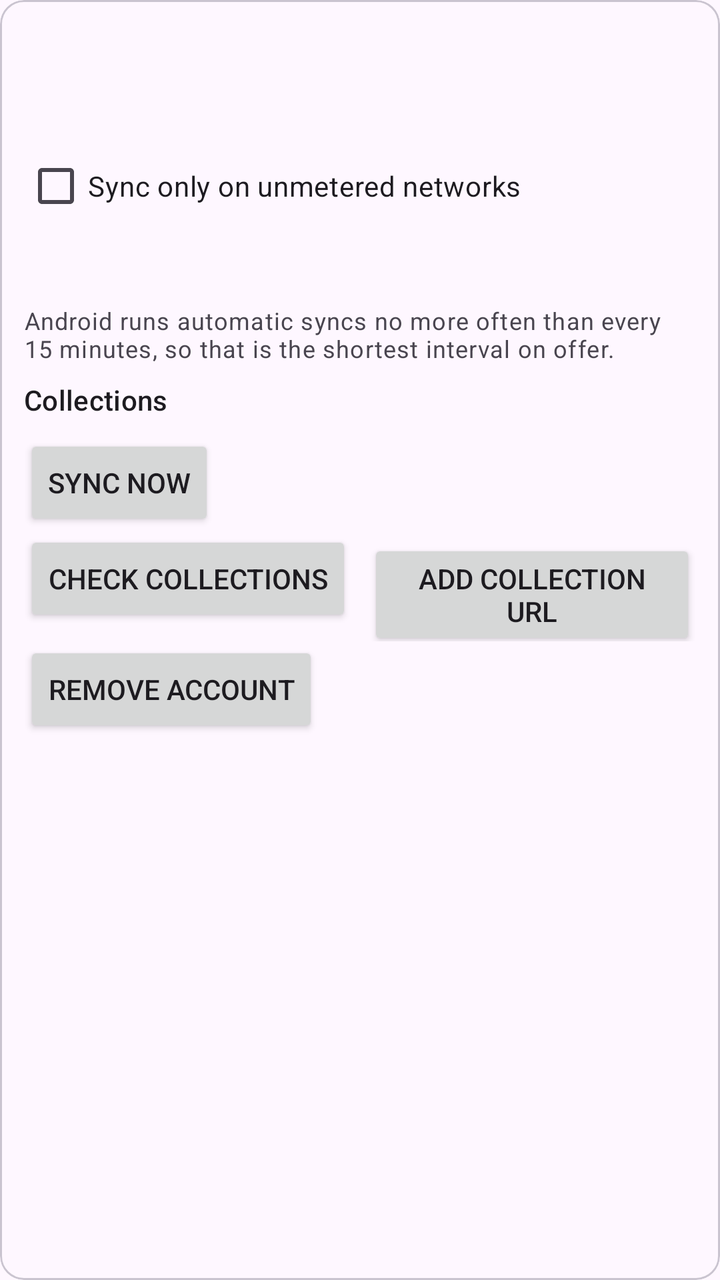
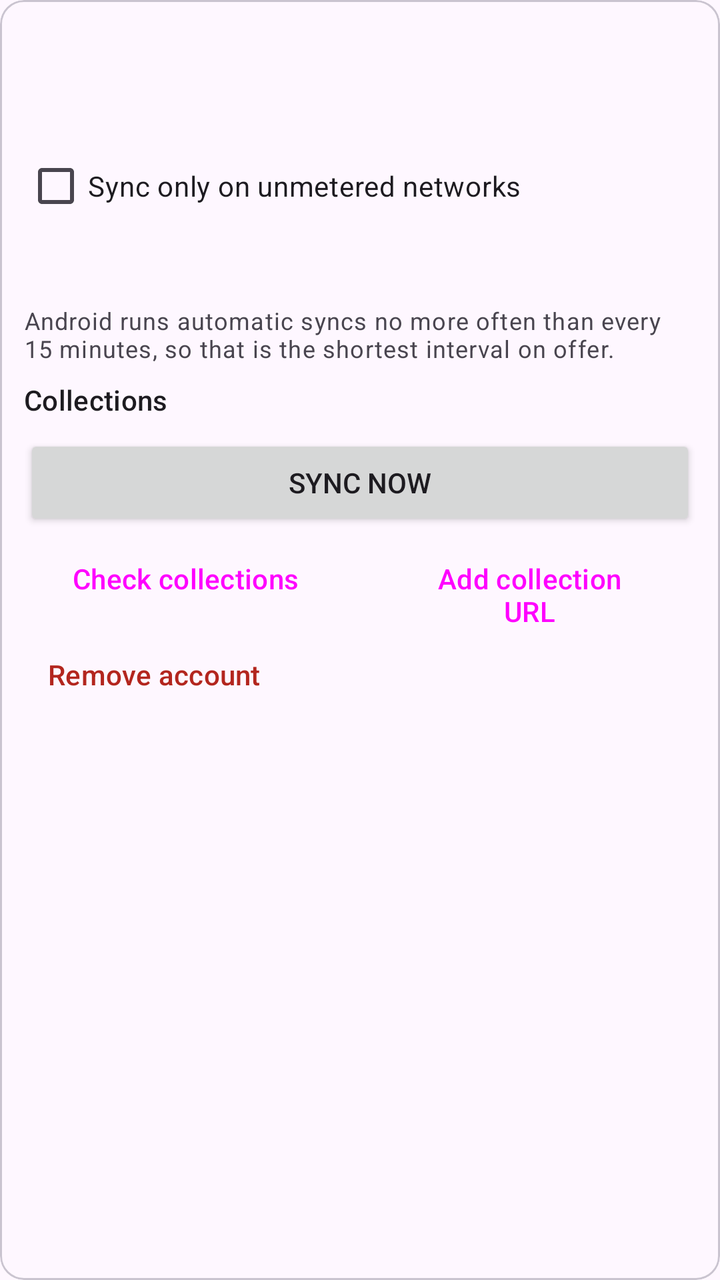

Compare the two renders of this Android layout. The source of the first and the diff that turns it into the second are given below.
<!-- AndroidManifest.xml: application theme Theme.DavProvider -->
<!-- res/layout/row_account.xml -->
<?xml version="1.0" encoding="utf-8"?>
<com.google.android.material.card.MaterialCardView xmlns:android="http://schemas.android.com/apk/res/android"
    android:layout_width="match_parent"
    android:layout_height="wrap_content"
    android:layout_marginBottom="12dp">

    <LinearLayout
        android:layout_width="match_parent"
        android:layout_height="wrap_content"
        android:orientation="vertical"
        android:padding="12dp">

        <TextView
            android:id="@+id/account_label"
            android:layout_width="match_parent"
            android:layout_height="wrap_content"
            android:textAppearance="?attr/textAppearanceTitleMedium" />

        <TextView
            android:id="@+id/account_status"
            android:layout_width="match_parent"
            android:layout_height="wrap_content"
            android:textAppearance="?attr/textAppearanceBodyMedium" />

        <TextView
            android:id="@+id/account_last_sync"
            android:layout_width="match_parent"
            android:layout_height="wrap_content"
            android:textAppearance="?attr/textAppearanceBodySmall" />

        <TextView
            android:id="@+id/account_certificate"
            android:layout_width="match_parent"
            android:layout_height="wrap_content"
            android:textAppearance="?attr/textAppearanceBodySmall"
            android:visibility="gone" />

        <CheckBox
            android:id="@+id/account_unmetered_only"
            android:layout_width="match_parent"
            android:layout_height="wrap_content"
            android:text="@string/sync_only_unmetered" />

        
        <TextView
            android:id="@+id/account_interval"
            android:layout_width="match_parent"
            android:layout_height="wrap_content"
            android:background="?attr/selectableItemBackground"
            android:clickable="true"
            android:focusable="true"
            android:paddingTop="8dp"
            android:paddingBottom="8dp"
            android:textAppearance="?attr/textAppearanceBodyMedium" />

        
        <TextView
            android:id="@+id/account_interval_note"
            android:layout_width="match_parent"
            android:layout_height="wrap_content"
            android:text="@string/sync_interval_note"
            android:textAppearance="?attr/textAppearanceBodySmall" />

        <LinearLayout
            android:id="@+id/account_wifi"
            android:layout_width="match_parent"
            android:layout_height="wrap_content"
            android:gravity="center_vertical"
            android:orientation="horizontal"
            android:visibility="gone">

            <TextView
                android:layout_width="0dp"
                android:layout_height="wrap_content"
                android:layout_weight="1"
                android:text="@string/waiting_for_wifi"
                android:textAppearance="?attr/textAppearanceBodySmall" />

            <Button
                android:id="@+id/account_sync_anyway"
                android:layout_width="wrap_content"
                android:layout_height="wrap_content"
                android:text="@string/sync_anyway" />
        </LinearLayout>

        
        <LinearLayout
            android:id="@+id/account_battery"
            android:layout_width="match_parent"
            android:layout_height="wrap_content"
            android:orientation="vertical"
            android:visibility="gone">

            <TextView
                android:id="@+id/account_battery_evidence"
                android:layout_width="match_parent"
                android:layout_height="wrap_content"
                android:textAppearance="?attr/textAppearanceBodySmall" />

            <LinearLayout
                android:layout_width="match_parent"
                android:layout_height="wrap_content"
                android:orientation="horizontal">

                <Button
                    android:id="@+id/account_battery_request"
                    android:layout_width="wrap_content"
                    android:layout_height="wrap_content"
                    android:text="@string/battery_exempt" />

                <Button
                    android:id="@+id/account_battery_dismiss"
                    android:layout_width="wrap_content"
                    android:layout_height="wrap_content"
                    android:layout_marginStart="8dp"
                    android:text="@string/battery_dismiss" />
            </LinearLayout>
        </LinearLayout>

        <TextView
            android:layout_width="match_parent"
            android:layout_height="wrap_content"
            android:layout_marginTop="8dp"
            android:text="@string/collections"
            android:textAppearance="?attr/textAppearanceTitleSmall" />

        <TextView
            android:id="@+id/account_no_collections"
            android:layout_width="match_parent"
            android:layout_height="wrap_content"
            android:text="@string/no_collections"
            android:textAppearance="?attr/textAppearanceBodySmall"
            android:visibility="gone" />

        <LinearLayout
            android:id="@+id/account_collections"
            android:layout_width="match_parent"
            android:layout_height="wrap_content"
            android:orientation="vertical" />

        <LinearLayout
            android:layout_width="match_parent"
            android:layout_height="wrap_content"
            android:layout_marginTop="8dp"
            android:orientation="horizontal">

            <Button
                android:id="@+id/account_sync_now"
                android:layout_width="wrap_content"
                android:layout_height="wrap_content"
                android:text="@string/sync_now" />

            <Button
                android:id="@+id/account_diagnose"
                android:layout_width="wrap_content"
                android:layout_height="wrap_content"
                android:layout_marginStart="8dp"
                android:text="@string/diagnose"
                android:visibility="gone" />
        </LinearLayout>

        <LinearLayout
            android:layout_width="match_parent"
            android:layout_height="wrap_content"
            android:orientation="horizontal">

            <Button
                android:id="@+id/account_refresh_collections"
                android:layout_width="wrap_content"
                android:layout_height="wrap_content"
                android:text="@string/refresh_collections" />

            <Button
                android:id="@+id/account_add_collection"
                android:layout_width="wrap_content"
                android:layout_height="wrap_content"
                android:layout_marginStart="8dp"
                android:text="@string/add_collection" />

        </LinearLayout>

        <Button
            android:id="@+id/account_remove"
            android:layout_width="wrap_content"
            android:layout_height="wrap_content"
            android:text="@string/remove_account" />

    </LinearLayout>
</com.google.android.material.card.MaterialCardView>
<!-- resources referenced by this layout -->
<resources>
  <string name="add_collection">Add collection URL</string>
  <string name="battery_dismiss">Don\'t ask again</string>
  <string name="battery_exempt">Ask for exemption</string>
  <string name="collections">Collections</string>
  <string name="diagnose">Diagnose</string>
  <string name="no_collections">No Collections stored. Check collections to find them on the server, or add a Collection URL directly.</string>
  <string name="refresh_collections">Check collections</string>
  <string name="remove_account">Remove account</string>
  <string name="sync_anyway">Sync anyway</string>
  <string name="sync_interval_note">Android runs automatic syncs no more often than every 15 minutes, so that is the shortest interval on offer.</string>
  <string name="sync_now">Sync now</string>
  <string name="sync_only_unmetered">Sync only on unmetered networks</string>
  <string name="waiting_for_wifi">Waiting for Wi-Fi: this account only syncs on unmetered networks.</string>
  <style name="Theme.DavProvider" parent="Theme.Material3.DayNight.NoActionBar">
          <item name="android:windowLightStatusBar">true</item>
          <item name="android:windowLightNavigationBar">true</item>
      </style>
</resources>

<!-- the commit's change to res/layout/row_account.xml (unified diff, before → after) -->
@@ -78,6 +78,7 @@
 
             <Button
                 android:id="@+id/account_sync_anyway"
+                style="?attr/materialButtonOutlinedStyle"
                 android:layout_width="wrap_content"
                 android:layout_height="wrap_content"
                 android:text="@string/sync_anyway" />
@@ -104,12 +105,14 @@
 
                 <Button
                     android:id="@+id/account_battery_request"
+                    style="?attr/materialButtonOutlinedStyle"
                     android:layout_width="wrap_content"
                     android:layout_height="wrap_content"
                     android:text="@string/battery_exempt" />
 
                 <Button
                     android:id="@+id/account_battery_dismiss"
+                    style="?attr/borderlessButtonStyle"
                     android:layout_width="wrap_content"
                     android:layout_height="wrap_content"
                     android:layout_marginStart="8dp"
@@ -144,17 +147,22 @@
             android:layout_marginTop="8dp"
             android:orientation="horizontal">
 
+            
             <Button
                 android:id="@+id/account_sync_now"
-                android:layout_width="wrap_content"
-                android:layout_height="wrap_content"
+                android:layout_width="0dp"
+                android:layout_height="wrap_content"
+                android:layout_weight="1"
                 android:text="@string/sync_now" />
 
+            
             <Button
                 android:id="@+id/account_diagnose"
-                android:layout_width="wrap_content"
+                style="?attr/materialButtonOutlinedStyle"
+                android:layout_width="0dp"
                 android:layout_height="wrap_content"
                 android:layout_marginStart="8dp"
+                android:layout_weight="1"
                 android:text="@string/diagnose"
                 android:visibility="gone" />
         </LinearLayout>
@@ -164,14 +172,17 @@
             android:layout_height="wrap_content"
             android:orientation="horizontal">
 
+            
             <Button
                 android:id="@+id/account_refresh_collections"
+                style="?attr/materialButtonOutlinedStyle"
                 android:layout_width="wrap_content"
                 android:layout_height="wrap_content"
                 android:text="@string/refresh_collections" />
 
             <Button
                 android:id="@+id/account_add_collection"
+                style="?attr/materialButtonOutlinedStyle"
                 android:layout_width="wrap_content"
                 android:layout_height="wrap_content"
                 android:layout_marginStart="8dp"
@@ -179,11 +190,14 @@
 
         </LinearLayout>
 
+        
         <Button
             android:id="@+id/account_remove"
+            style="?attr/borderlessButtonStyle"
             android:layout_width="wrap_content"
             android:layout_height="wrap_content"
-            android:text="@string/remove_account" />
+            android:text="@string/remove_account"
+            android:textColor="?attr/colorError" />
 
     </LinearLayout>
 </com.google.android.material.card.MaterialCardView>
